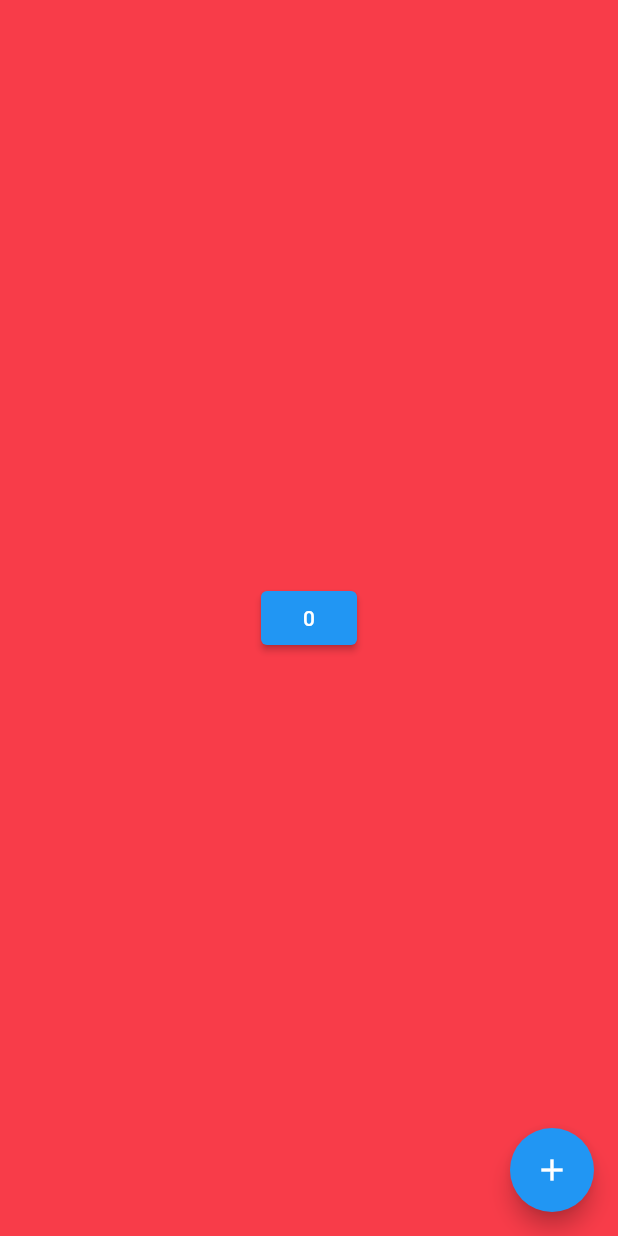
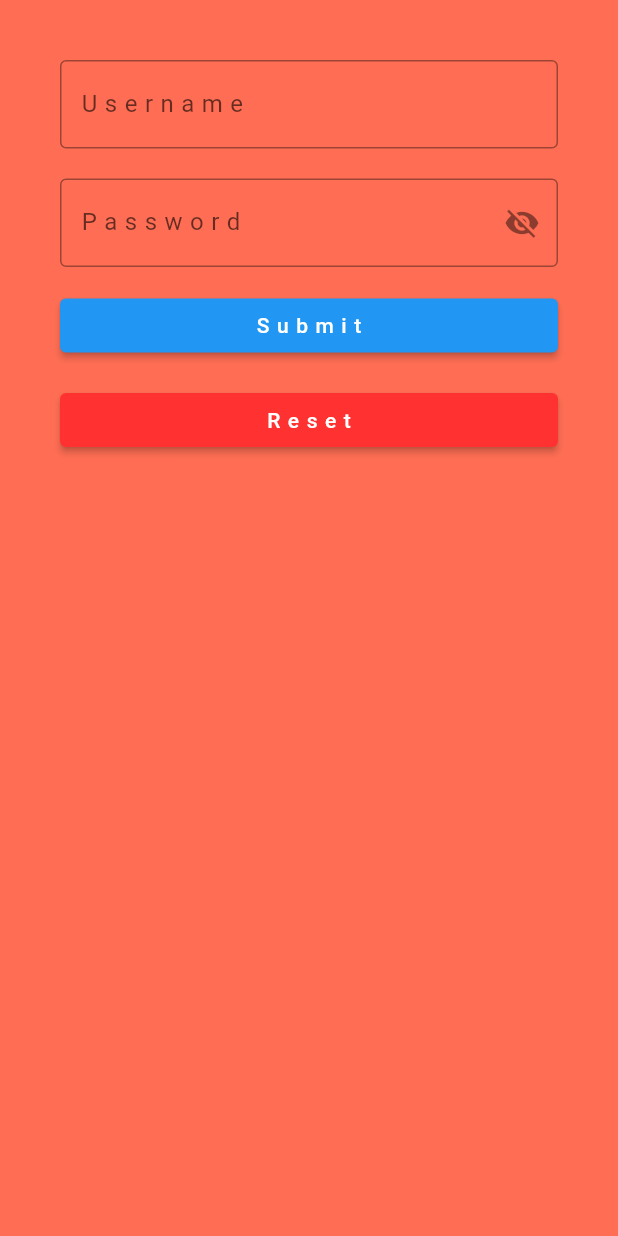
Before and after one commit to christopharantony/flutter_basics, a Flutter app: the screen it shows after launch, on a phone screen of 412 x 824 dp. Run offline on Flutter 3.47's test engine with Material 2 defaults, Android fonts, the phone set to English and light mode, and no system bars.

Commit message:
first_form_create

```diff
--- a/lib/main.dart
+++ b/lib/main.dart
@@ -1,3 +1,4 @@
+import 'package:counter_application/glassmorphism.dart';
 import 'package:flutter/material.dart';
 
 void main() {
@@ -9,49 +10,140 @@ class MyApp extends StatelessWidget {
 
   @override
   Widget build(BuildContext context) {
-    return const MaterialApp(
-      home: HomePage(),
+    return MaterialApp(
+      theme: ThemeData(),
+      home: const LoginPage(),
     );
   }
 }
 
-class HomePage extends StatefulWidget {
-  const HomePage({super.key});
+class LoginPage extends StatefulWidget {
+  const LoginPage({super.key});
 
   @override
-  State<HomePage> createState() => _HomePageState();
+  State<LoginPage> createState() => _LoginPageState();
 }
 
-class _HomePageState extends State<HomePage> {
-  int counter = 0;
+class _LoginPageState extends State<LoginPage> {
+  bool psdShow = false;
+  bool isSubmit = false;
+  Map user = {'username': '', 'password': ''};
+  final _usernameController = TextEditingController();
+  final _psdController = TextEditingController();
+
   @override
   Widget build(BuildContext context) {
     return Scaffold(
-      backgroundColor: const Color.fromARGB(255, 248, 60, 73),
+      backgroundColor: const Color.fromARGB(255, 255, 110, 84),
       body: SafeArea(
-        child: Center(
+        child: Padding(
+            padding: const EdgeInsets.all(40),
+            child: Column(
+              children: [
+                TextField(
+                  controller: _usernameController,
+                  decoration: const InputDecoration(
+                      border: OutlineInputBorder(),
+                      labelText: "Username",
+                      hintText: "Enter your username"),
+                  style: const TextStyle(
+                      letterSpacing: 5,
+                      fontFamily: "Roboto",
+                      color: Color.fromARGB(255, 112, 1, 1)),
+                ),
+                const SizedBox(
+                  height: 20,
+                ),
+                TextField(
+                  controller: _psdController,
+                  obscureText: !psdShow,
+                  decoration: InputDecoration(
+                      border: const OutlineInputBorder(),
+                      labelText: "Password",
+                      hintText: "Enter your password",
+                      suffixIcon: IconButton(
+                          onPressed: () {
+                            setState(() {
+                              psdShow = !psdShow;
+                            });
+                          },
+                          icon: psdShow
+                              ? const Icon(Icons.visibility)
+                              : const Icon(Icons.visibility_off))),
+                  style: const TextStyle(
+                      letterSpacing: 5,
+                      fontFamily: "Roboto",
+                      color: Color.fromARGB(255, 112, 1, 1)),
+                ),
+                const SizedBox(
+                  height: 15,
+                ),
+                SizedBox(
+                  width: double.infinity,
                   child: ElevatedButton(
                     onPressed: () {
                       setState(() {
-                counter++;
+                        isSubmit = true;
                       });
                     },
-            onLongPress: () {
-              setState(() {
-                counter = 0;
-              });
-            },
-            child: Text("$counter"),
+                    style: const ButtonStyle(),
+                    child: const Text(
+                      "Submit",
+                      style: TextStyle(
+                        letterSpacing: 5,
+                        fontFamily: "Roboto",
                       ),
                     ),
                   ),
-      floatingActionButton: FloatingActionButton(
+                ),
+                const SizedBox(
+                  height: 15,
+                ),
+                SizedBox(
+                  width: double.infinity,
+                  child: ElevatedButton(
                     onPressed: () {
                       setState(() {
-            counter++;
+                        isSubmit = false;
+                        psdShow = false;
+                        _usernameController.clear();
+                        _psdController.clear();
                       });
                     },
-        child: const Icon(Icons.add),
+                    style: ButtonStyle(
+                      backgroundColor: MaterialStateProperty.all<Color>(
+                          const Color.fromARGB(255, 255, 49, 49)),
+                    ),
+                    child: const Text(
+                      "Reset",
+                      style: TextStyle(
+                        letterSpacing: 5,
+                        fontFamily: "Roboto",
+                      ),
+                    ),
+                  ),
+                ),
+                const SizedBox(
+                  height: 20,
+                ),
+                isSubmit
+                    ? GlassMorphism(
+                        start: 0.9,
+                        end: 0.6,
+                        child: Column(children: [
+                          SizedBox(
+                            width: double.infinity,
+                            height: 150,
+                            child: Center(
+                              child: Text(
+                                  "Welcome to our Family,\nName: ${_usernameController.text}\n${psdShow ? "Password: ${_psdController.text}" : "Password: ********"}"),
+                            ),
+                          ),
+                        ]),
+                      )
+                    : Container()
+              ],
+            )),
       ),
     );
   }
--- a/pubspec.yaml
+++ b/pubspec.yaml
@@ -60,7 +60,7 @@ flutter:
 
   # To add assets to your application, add an assets section, like this:
   assets:
-    - "images"
+    - "images/"
   #   - images/a_dot_burr.jpeg
   #   - images/a_dot_ham.jpeg
 
```
Also changed, not shown: lib/glassmorphism.dart (added, +41 -0 lines). Lines whose indentation alone changed are shown as unchanged.
